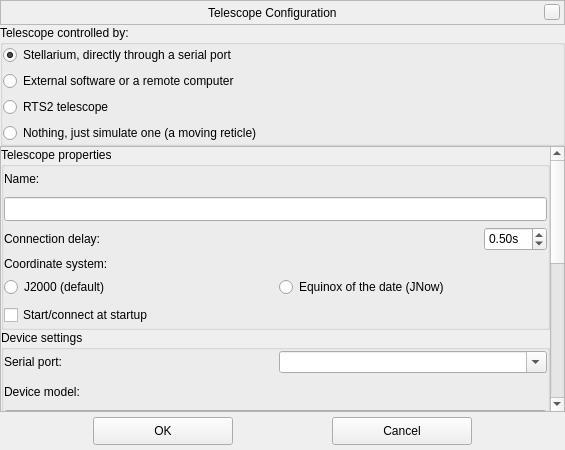
Above: plugins/TelescopeControl/src/gui/telescopeConfigurationDialog.ui from 519984307/stellarium_src before the change. Below: the same form after it.
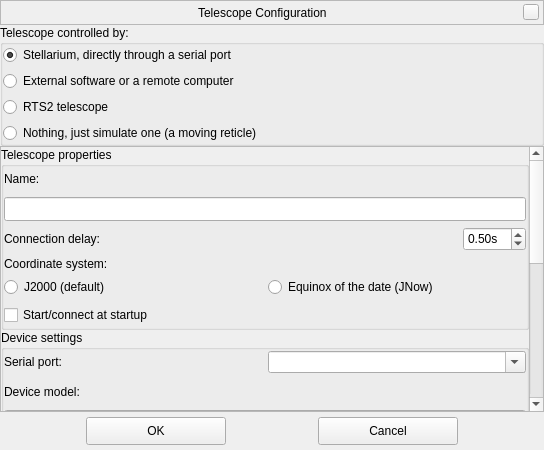
That is the form after the change. Custom widgets are drawn as their Qt base class.

The edit to the form file:
```diff
--- a/plugins/TelescopeControl/src/gui/telescopeConfigurationDialog.ui
+++ b/plugins/TelescopeControl/src/gui/telescopeConfigurationDialog.ui
@@ -9,7 +9,7 @@
    <rect>
     <x>0</x>
     <y>0</y>
-    <width>565</width>
+    <width>544</width>
     <height>450</height>
    </rect>
   </property>
@@ -265,9 +265,9 @@
       <property name="geometry">
        <rect>
         <x>0</x>
-        <y>-382</y>
-        <width>549</width>
-        <height>704</height>
+        <y>0</y>
+        <width>528</width>
+        <height>580</height>
        </rect>
       </property>
       <layout class="QVBoxLayout" name="verticalLayoutScrollArea">
```
